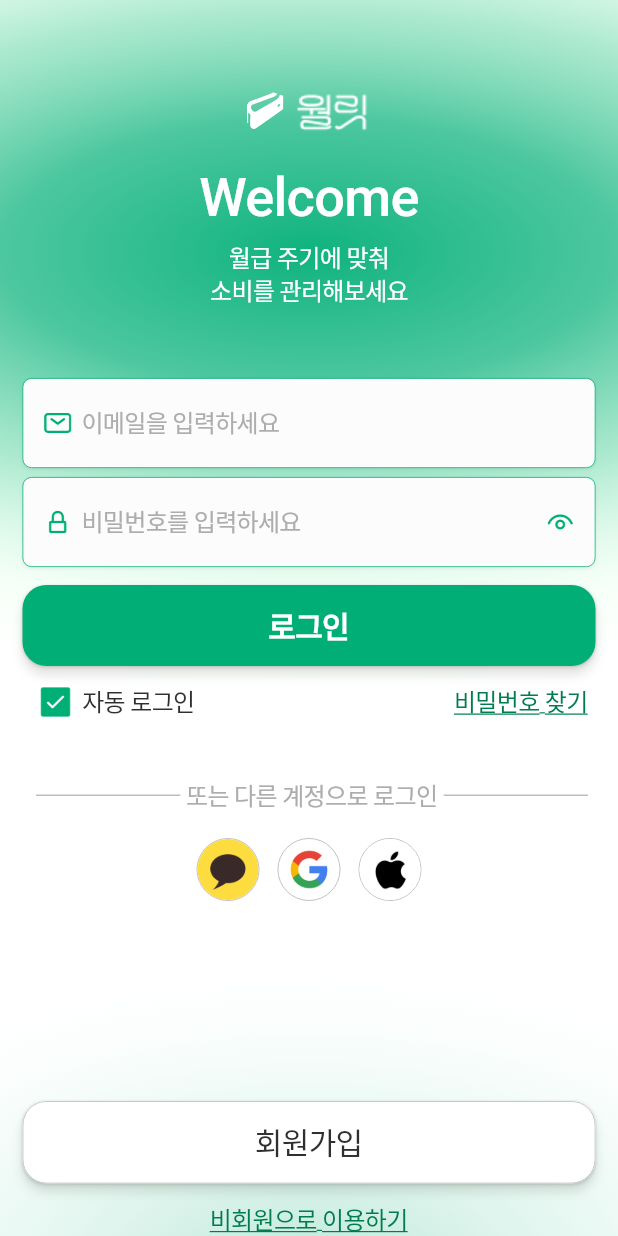
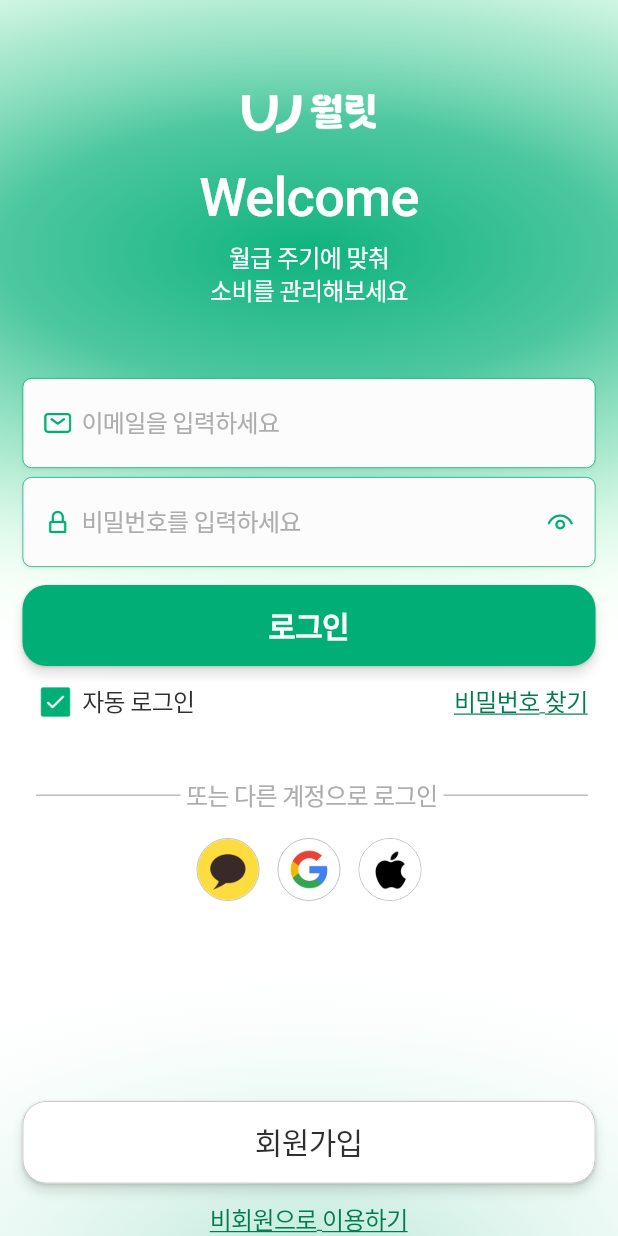
Before and after one commit to hyunsung213/financeApp_client, a Flutter app: the screen it shows after launch, on a phone screen of 412 x 824 dp. Run offline on Flutter 3.47's test engine with Material 3 defaults, Android fonts, the phone set to English and light mode, and no system bars; our stand-ins replace dio, fl_chart, flutter_riverpod, go_router, package_info_plus, shared_preferences; Roboto replaces fonts that are missing (Pretendard).

Commit message:
feat: rebrand the app as 월릿
- Add WalletBrand/WalletLogo (core/branding) with 1x/2x/3x logo assets
  and their SVG sources; the auth lockup now uses WalletLogo and the
  old auth logo assets are removed.
- Rename the app to 월릿 on Android, iOS, web, Linux and Windows.
- Replace the Android launcher icon (adaptive icon) and the web icons.

Co-Authored-By: Claude Opus 5.5 (1M context) <noreply@anthropic.com>

```diff
--- /dev/null
+++ b/lib/core/branding/wallet_brand.dart
@@ -0,0 +1,63 @@
+import 'package:flutter/material.dart';
+
+/// User-facing 월릿 brand values. The package/application id stays
+/// `finance_client` - only what the user sees is branded.
+class WalletBrand {
+  WalletBrand._();
+
+  static const String name = '월릿';
+
+  /// Brand green of the final logo (Figma Frame 15, 789:2449).
+  static const Color green = Color(0xFF005731);
+
+  /// Symbol + "월릿" wordmark lockups from Figma Frame 15 (789:2449).
+  /// SVG sources live in `assets/branding/source/`; the PNGs (1x/2x/3x) are
+  /// rendered from them since the app has no SVG renderer.
+  static const String logoGreenAsset = 'assets/branding/wallet_logo_green.png';
+  static const String logoWhiteAsset = 'assets/branding/wallet_logo_white.png';
+
+  /// Lockup size in Figma.
+  static const double logoWidth = 90.25;
+  static const double logoHeight = 26.31;
+}
+
+enum WalletLogoTone {
+  /// Green on light backgrounds, white on dark ones (follows the theme).
+  auto,
+
+  /// For light backgrounds.
+  green,
+
+  /// For green/dark backgrounds (e.g. LOGIN's green hero).
+  white,
+}
+
+/// The final 월릿 lockup (symbol + wordmark). Since it already spells the
+/// app name, callers should not repeat "월릿" as text next to it.
+class WalletLogo extends StatelessWidget {
+  const WalletLogo({
+    super.key,
+    this.tone = WalletLogoTone.auto,
+    this.height = WalletBrand.logoHeight,
+  });
+
+  final WalletLogoTone tone;
+  final double height;
+
+  @override
+  Widget build(BuildContext context) {
+    final white = switch (tone) {
+      WalletLogoTone.green => false,
+      WalletLogoTone.white => true,
+      WalletLogoTone.auto => Theme.of(context).brightness == Brightness.dark,
+    };
+    return Image.asset(
+      white ? WalletBrand.logoWhiteAsset : WalletBrand.logoGreenAsset,
+      height: height,
+      width: height * WalletBrand.logoWidth / WalletBrand.logoHeight,
+      fit: BoxFit.contain,
+      filterQuality: FilterQuality.high,
+      semanticLabel: WalletBrand.name,
+    );
+  }
+}
--- a/lib/features/auth/theme/auth_tokens.dart
+++ b/lib/features/auth/theme/auth_tokens.dart
@@ -73,9 +73,6 @@ class AuthAssets {
   static const String iconLightBulb = '$_dir/icon_light_bulb.png';
   static const String iconCheckSquare = '$_dir/icon_check_square.png';
   static const String iconArrowLeft = '$_dir/icon_arrow_left.png';
-  static const String logoMarkWhite = '$_dir/logo_mark_white.png';
-  static const String logoMarkGreen = '$_dir/logo_mark_green.png';
-  static const String logoWordmarkMask = '$_dir/logo_wordmark_mask.png';
   static const String socialKakao = '$_dir/social_kakao.png';
   static const String socialGoogle = '$_dir/social_google.png';
   static const String socialApple = '$_dir/social_apple.png';
--- a/lib/features/auth/widgets/auth_components.dart
+++ b/lib/features/auth/widgets/auth_components.dart
@@ -1,5 +1,6 @@
 import 'package:flutter/material.dart';
 import 'package:go_router/go_router.dart';
+import '../../../core/branding/wallet_brand.dart';
 import '../../../core/theme/app_gradients.dart';
 import '../theme/auth_tokens.dart';
 
@@ -152,7 +153,8 @@ class AuthBackButton extends StatelessWidget {
   }
 }
 
-/// Figma "Group 1": wallet mark (24.47px) + "월릿" wordmark, 39px tall.
+/// Final 월릿 lockup (Figma 789:2449) in the 39px-tall slot of the auth
+/// Figma "Group 1", so the screens keep their spacing.
 class AuthLogo extends StatelessWidget {
   const AuthLogo({super.key, this.onGreen = false});
 
@@ -161,36 +163,11 @@ class AuthLogo extends StatelessWidget {
 
   @override
   Widget build(BuildContext context) {
-    return Center(
-      child: SizedBox(
-        width: 83,
-        height: 39,
-        child: Stack(
-          clipBehavior: Clip.none,
-          children: [
-            Positioned(
-              left: -0.27,
-              top: 5.32,
-              width: 25,
-              height: 25,
-              child: Image.asset(
-                onGreen ? AuthAssets.logoMarkWhite : AuthAssets.logoMarkGreen,
-                filterQuality: FilterQuality.high,
-              ),
-            ),
-            Positioned(
-              left: 32,
-              top: 0,
-              width: 51,
-              height: 39,
-              child: Image.asset(
-                AuthAssets.logoWordmarkMask,
-                color: onGreen ? Colors.white : AuthTokens.accent,
-                colorBlendMode: BlendMode.srcIn,
-                filterQuality: FilterQuality.high,
-              ),
-            ),
-          ],
+    return SizedBox(
+      height: 39,
+      child: Center(
+        child: WalletLogo(
+          tone: onGreen ? WalletLogoTone.white : WalletLogoTone.green,
         ),
       ),
     );
--- a/pubspec.yaml
+++ b/pubspec.yaml
@@ -72,6 +72,7 @@ flutter:
 
   assets:
     - assets/auth/
+    - assets/branding/
 
   # To add assets to your application, add an assets section, like this:
   # assets:
```
Also changed, not shown: assets/auth/logo_mark_green.png (deleted), assets/auth/logo_mark_white.png (deleted), assets/auth/logo_wordmark_mask.png (deleted), assets/branding/2.0x/wallet_logo_green.png (added), assets/branding/2.0x/wallet_logo_white.png (added), assets/branding/3.0x/wallet_logo_green.png (added), assets/branding/3.0x/wallet_logo_white.png (added), assets/branding/source/wallet_logo_green.svg (added), assets/branding/source/wallet_logo_white.svg (added), assets/branding/source/wallet_symbol_green.svg (added), assets/branding/source/wallet_symbol_white.svg (added), assets/branding/wallet_logo_green.png (added), assets/branding/wallet_logo_white.png (added), 24 other files.
